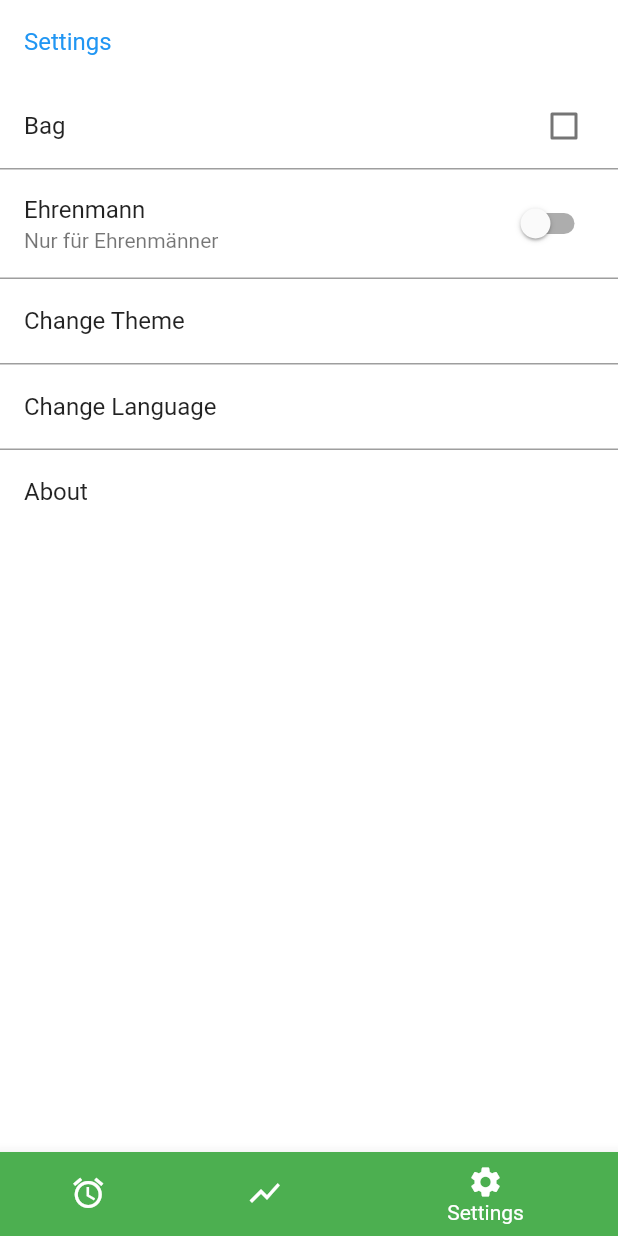
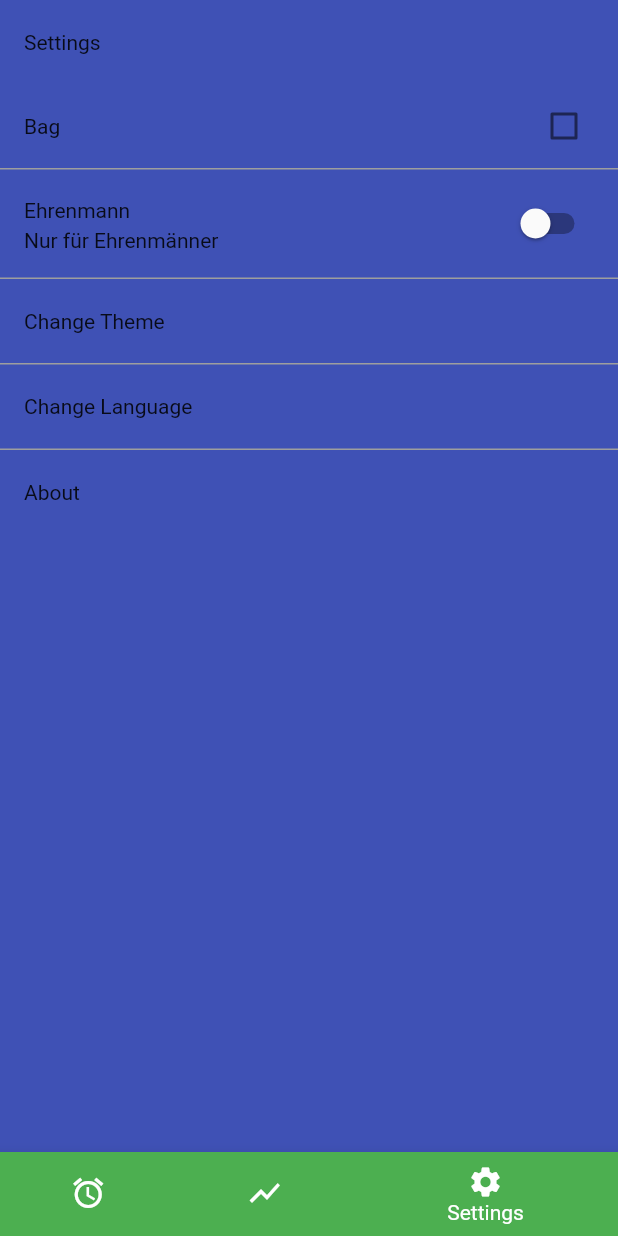
Before and after one commit to Glup3/iWeep, a Flutter app: the screen it shows after launch, item 3 of the bottom bar chosen, on a phone screen of 412 x 824 dp. Run offline on Flutter 3.47's test engine with Material 2 defaults, Android fonts, the phone set to English and light mode, and no system bars; our stand-ins replace dynamic_theme, numberpicker, shared_preferences; missing offline and left inert: android_alarm_manager.

Commit message:
dark theme and color theory

```diff
--- a/lib/data/my_themes.dart
+++ b/lib/data/my_themes.dart
@@ -3,60 +3,59 @@ import 'package:flutter/material.dart';
 class MyThemes {
   static List<ThemeData> list = [
     ThemeData(
-      primarySwatch: Colors.blue,
       accentColor: Colors.purple,
-      primaryColor: Colors.blue,
-      primaryColorDark: Colors.blue,
-      primaryColorLight: Colors.blue,
-      canvasColor: Colors.white,
+      primaryColor: Colors.lightBlue,
+      primaryColorDark: Colors.lightBlue,
+      primaryColorLight: Colors.lightBlue,
+      canvasColor: Colors.indigo,
     ),
     ThemeData(
-      primarySwatch: Colors.cyan,
-      accentColor: Colors.white,
+      accentColor: Colors.cyan,
       primaryColor: Colors.yellow,
       primaryColorDark: Colors.amber,
       primaryColorLight: Colors.black,
       canvasColor: Colors.blueGrey,
     ),
     ThemeData(
-      primarySwatch: Colors.brown,
-      accentColor: Colors.purple,
+      accentColor: Colors.pinkAccent[300],
       primaryColor: Colors.redAccent,
       primaryColorDark: Colors.amber,
-      primaryColorLight: Colors.black87,
-      canvasColor: Colors.blue,
+      primaryColorLight: Colors.black,
+      canvasColor: Colors.teal,
     ),
     ThemeData(
-      primarySwatch: Colors.blue,
-      accentColor: Colors.cyan,
+      accentColor: Colors.orange[300],
       primaryColor: Colors.deepOrange,
-      primaryColorDark: Colors.greenAccent,
-      primaryColorLight: Colors.indigoAccent,
-      canvasColor: Colors.lime,
+      primaryColorDark: Colors.yellow,
+      primaryColorLight: Colors.red,
+      canvasColor: Colors.orange[200],
     ),
     ThemeData(
-      primarySwatch: Colors.teal,
-      accentColor: Colors.white70,
-      primaryColor: Colors.amberAccent,
+      accentColor: Colors.black,
+      primaryColor: Colors.green,
       primaryColorDark: Colors.cyan,
       primaryColorLight: Colors.lightGreen,
-      canvasColor: Colors.white,
+      canvasColor: Colors.green[200],
     ),
     ThemeData(
-      primarySwatch: Colors.red,
-      accentColor: Colors.tealAccent,
-      primaryColor: Colors.yellowAccent,
-      primaryColorDark: Colors.blue,
-      primaryColorLight: Colors.greenAccent,
-      canvasColor: Colors.orange,
+      accentColor: Colors.blueGrey[300],
+      primaryColor: Colors.indigo,
+      primaryColorDark: Colors.black,
+      primaryColorLight: Colors.black,
+      canvasColor: Colors.grey,
     ),
     ThemeData(
-      primarySwatch: Colors.amber,
-      accentColor: Colors.white70,
-      primaryColor: Colors.indigo,
-      primaryColorDark: Colors.deepPurple,
-      primaryColorLight: Colors.lime,
-      canvasColor: Colors.redAccent,
+      accentColor: Colors.white,
+      primaryColor: Colors.purple[750],
+      primaryColorDark: Colors.purple[750],
+      primaryColorLight: Colors.purple[750],
+      canvasColor: Colors.black,
+      textTheme: TextTheme(
+        body1: TextStyle(color: Colors.white),
+        body2: TextStyle(color: Colors.black),
+        subtitle: TextStyle(color: Colors.grey[350])
+      ),
+      cardColor: Colors.grey[850],
     )
   ];
 }
--- a/lib/main.dart
+++ b/lib/main.dart
@@ -150,17 +150,26 @@ class _MyHomePageState extends State<MyHomePage> {
       items: [
         BottomNavigationBarItem(
           icon: Icon(Icons.access_alarm),
-          title: Text(allTranslations.text('tab_alarm')),
+          title: Text(
+            allTranslations.text('tab_alarm'),
+            style: Theme.of(context).textTheme.body1,
+          ),
           backgroundColor: Colors.blue,
         ),
         BottomNavigationBarItem(
           icon: Icon(Icons.show_chart),
-          title: Text(allTranslations.text('tab_graph')),
+          title: Text(
+            allTranslations.text('tab_graph'),
+            style: Theme.of(context).textTheme.body1,
+          ),
           backgroundColor: Colors.red,
         ),
         BottomNavigationBarItem(
           icon: Icon(Icons.settings),
-          title: Text(allTranslations.text('tab_settings')),
+          title: Text(
+            allTranslations.text('tab_settings'),
+            style: Theme.of(context).textTheme.body1,
+          ),
           backgroundColor: Colors.green,
         ),
       ],
--- a/lib/screens/settings_screen.dart
+++ b/lib/screens/settings_screen.dart
@@ -30,6 +30,7 @@ class _SettingsScreenState extends State<SettingsScreen> {
             child: CheckboxListTile(
               title: Text(
                 allTranslations.text("tab_bag"),
+                style: Theme.of(context).textTheme.body1,
               ),
               value: _value1,
               activeColor: Colors.purple,
@@ -42,8 +43,14 @@ class _SettingsScreenState extends State<SettingsScreen> {
           ),
           ListTileBorder(
             child: SwitchListTile(
-              title: Text('Ehrenmann'),
-              subtitle: Text('Nur für Ehrenmänner'),
+              title: Text(
+                'Ehrenmann',
+                style: Theme.of(context).textTheme.body1,
+              ),
+              subtitle: Text(
+                'Nur für Ehrenmänner',
+                style: Theme.of(context).textTheme.body1,
+              ),
               value: _value2,
               activeColor: Colors.purple,
               onChanged: (value) {
@@ -55,7 +62,8 @@ class _SettingsScreenState extends State<SettingsScreen> {
           ),
           ListTileBorder(
             child: ListTile(
-              title: Text(allTranslations.text('title_change_theme')),
+              title: Text(allTranslations.text('title_change_theme'),
+                  style: Theme.of(context).textTheme.body1),
               onTap: _askedToLead,
             ),
           ),
@@ -71,94 +79,93 @@ class _SettingsScreenState extends State<SettingsScreen> {
         context: context,
         builder: (BuildContext context) {
           return SimpleDialog(
-            title: const Text('Select Theme'),
+            title: Text(
+              'Select Theme',
+
+            ),
             children: <Widget>[
               SimpleDialogOption(
                 onPressed: () {
                   Navigator.pop(context, ThemeAnswers.THEME1);
                 },
-                child: const Text('Theme 1'),
+                child: Text('Theme 1', style: Theme.of(context).textTheme.body2),
               ),
               SimpleDialogOption(
                 onPressed: () {
                   Navigator.pop(context, ThemeAnswers.THEME2);
                 },
-                child: const Text('Theme 2'),
+                child: Text('Theme 2', style: Theme.of(context).textTheme.body2),
               ),
               SimpleDialogOption(
                 onPressed: () {
                   Navigator.pop(context, ThemeAnswers.THEME3);
                 },
-                child: const Text('Theme 3'),
+                child: Text('Theme 3', style: Theme.of(context).textTheme.body2),
               ),
               SimpleDialogOption(
                 onPressed: () {
                   Navigator.pop(context, ThemeAnswers.THEME4);
                 },
-                child: const Text('Theme 4'),
+                child: Text('Theme 4', style: Theme.of(context).textTheme.body2),
               ),
               SimpleDialogOption(
                 onPressed: () {
                   Navigator.pop(context, ThemeAnswers.THEME5);
                 },
-                child: const Text('Theme 5'),
+                child: Text('Theme 5' ,         style: Theme.of(context).textTheme.body2),
               ),
               SimpleDialogOption(
                 onPressed: () {
                   Navigator.pop(context, ThemeAnswers.THEME6);
                 },
-                child: const Text('Theme 6'),
+                child: Text('Theme 6', style: Theme.of(context).textTheme.body2),
               ),
               SimpleDialogOption(
                 onPressed: () {
                   Navigator.pop(context, ThemeAnswers.THEME7);
                 },
-                child: const Text('Theme 7'),
+                child: Text('Theme 7', style: Theme.of(context).textTheme.body2),
               ),
             ],
           );
         })) {
       case ThemeAnswers.THEME1:
-        DynamicTheme.of(context).setThemeData(new ThemeData(
-            primaryColor: Theme.of(context).primaryColor == Colors.indigo
-                ? Colors.red
-                : Colors.indigo));
+        DynamicTheme.of(context).setThemeData(MyThemes.list[0]);
+        saveThemePreference(0);
+        break;
+      case ThemeAnswers.THEME2:
+        DynamicTheme.of(context).setThemeData(MyThemes.list[1]);
         saveThemePreference(1);
         break;
-      case ThemeAnswers.THEME2:
+      case ThemeAnswers.THEME3:
         DynamicTheme.of(context).setThemeData(MyThemes.list[2]);
         saveThemePreference(2);
         break;
-      case ThemeAnswers.THEME3:
+      case ThemeAnswers.THEME4:
         DynamicTheme.of(context).setThemeData(MyThemes.list[3]);
         saveThemePreference(3);
         break;
-      case ThemeAnswers.THEME4:
+      case ThemeAnswers.THEME5:
         DynamicTheme.of(context).setThemeData(MyThemes.list[4]);
         saveThemePreference(4);
         break;
-      case ThemeAnswers.THEME5:
+      case ThemeAnswers.THEME6:
         DynamicTheme.of(context).setThemeData(MyThemes.list[5]);
         saveThemePreference(5);
         break;
-      case ThemeAnswers.THEME6:
+      case ThemeAnswers.THEME7:
         DynamicTheme.of(context).setThemeData(MyThemes.list[6]);
         saveThemePreference(6);
         break;
-      case ThemeAnswers.THEME7:
-        DynamicTheme.of(context).setThemeData(MyThemes.list[7]);
-        saveThemePreference(7);
-        break;
       default:
-        DynamicTheme.of(context).setThemeData(MyThemes.list[0]);
+
         break;
     }
   }
 
   Widget _buildTileHeader(String title) {
     return ListTile(
-      title:
-          Text(title, style: TextStyle(color: Theme.of(context).primaryColor)),
+      title: Text(title, style: Theme.of(context).textTheme.body1),
     );
   }
 
@@ -169,6 +176,7 @@ class _SettingsScreenState extends State<SettingsScreen> {
       child: ListTile(
         title: Text(
           allTranslations.text('title_change_language'),
+          style: Theme.of(context).textTheme.body1,
         ),
         onTap: _language,
       ),
@@ -178,7 +186,9 @@ class _SettingsScreenState extends State<SettingsScreen> {
   Widget _buildDialogAnswer(String text, LanguageAnswers enumAnswer) {
     return SimpleDialogOption(
       onPressed: () => Navigator.pop(context, enumAnswer),
-      child: Text(text),
+      child: Text(
+        text, style: Theme.of(context).textTheme.body2
+      ),
     );
   }
 
@@ -187,7 +197,10 @@ class _SettingsScreenState extends State<SettingsScreen> {
         context: context,
         builder: (BuildContext context) {
           return SimpleDialog(
-            title: Text(allTranslations.text('title_select_language')),
+            title: Text(
+              allTranslations.text('title_select_language'),
+               style: Theme.of(context).textTheme.body2
+            ),
             children: <Widget>[
               _buildDialogAnswer('Deutsch', LanguageAnswers.German),
               _buildDialogAnswer('English', LanguageAnswers.English),
@@ -222,7 +235,10 @@ class _SettingsScreenState extends State<SettingsScreen> {
 
   Widget _buildTileAbout() {
     return ListTile(
-      title: Text(allTranslations.text('tab_about')),
+      title: Text(
+        allTranslations.text('tab_about'),
+        style: Theme.of(context).textTheme.body1,
+      ),
     );
   }
 }
```
Also changed, not shown: lib/screens/add_alert_screen.dart (+12 -3 lines), lib/screens/alert_screen.dart (+21 -6 lines), lib/widgets/alarm_tile.dart (+10 -8 lines).
